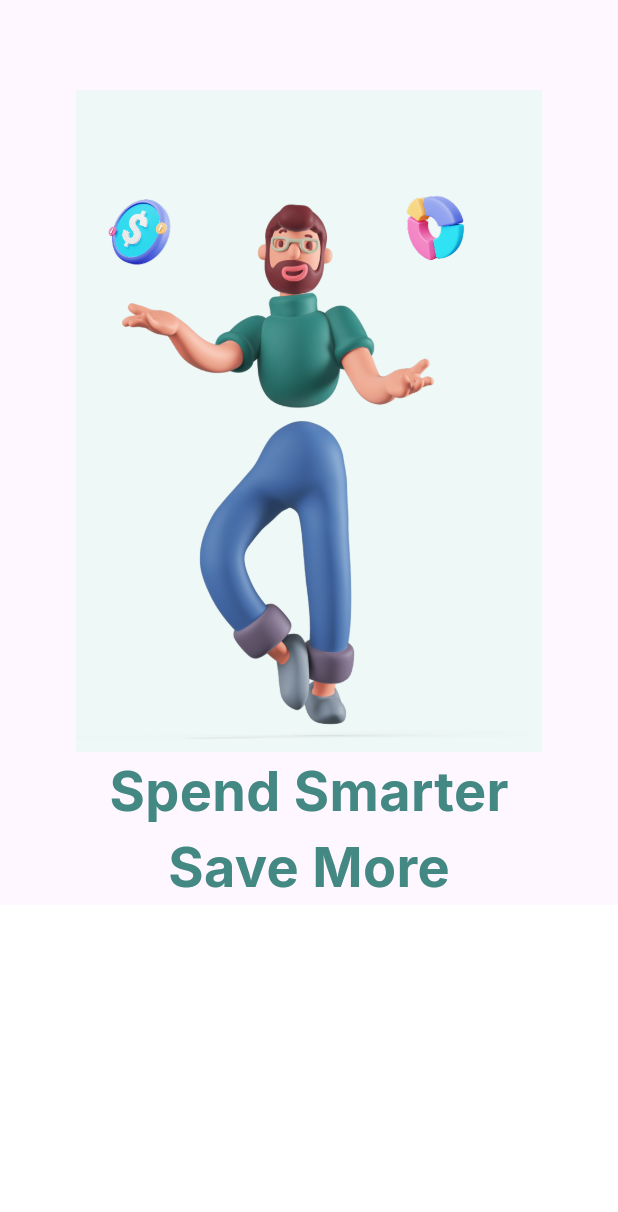
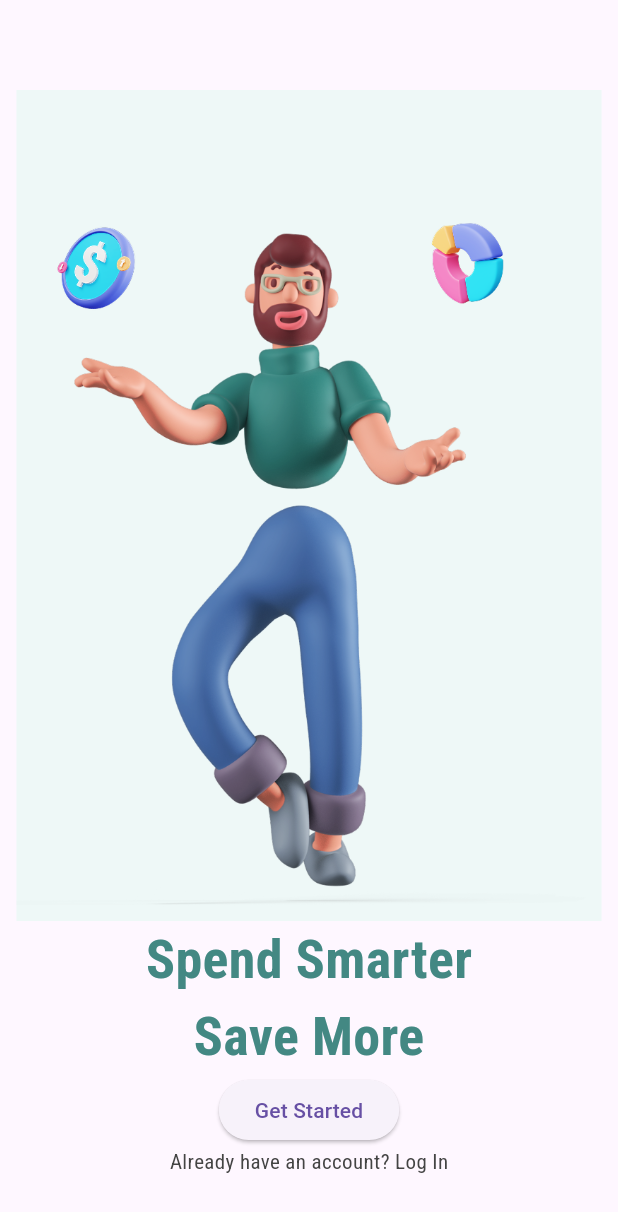
Before and after one commit to Gabrielkk-prog/financial_app_mobile, a Flutter app: the OnboardingPage screen opened directly, on a phone screen of 412 x 824 dp. Shown: the top 1212 px of the screen. Run offline on Flutter 3.47's test engine with Material 3 defaults, Android fonts, the phone set to English and light mode, and no system bars; our stand-ins replace device_preview.

Commit message:
day 4 on develop

```diff
--- /dev/null
+++ b/devtools_options.yaml
@@ -0,0 +1,3 @@
+description: This file stores settings for Dart & Flutter DevTools.
+documentation: https://docs.flutter.dev/tools/devtools/extensions#configure-extension-enablement-states
+extensions:
--- a/lib/commom/constants/app_colors.dart
+++ b/lib/commom/constants/app_colors.dart
@@ -1,10 +1,11 @@
 import 'package:flutter/material.dart';
 
-class AppColors {
+class AppColors {     // in this page we storage our colors to use in the app
   AppColors._();
 
    static const Color greenlightOne =  Color(0xFF63B5AF);
    static const Color greenlightTwo =  Color(0xFF438883);
    static const Color white = Color(0xFFFFFFFF);
    static const Color iceWhite = Color(0xFFEEF8F7);
+   static const Color grey = Color(0xFF444444);
 }
--- a/lib/commom/constants/app_text_styles.dart
+++ b/lib/commom/constants/app_text_styles.dart
@@ -3,11 +3,17 @@ import 'package:flutter/material.dart';
 class AppTextStyles {
   AppTextStyles._();
 
-   static const TextStyle mediumText = TextStyle (
+   static const TextStyle mediumText = TextStyle ( //
              fontFamily: 'inter',
              fontSize: 36.0,
              fontWeight: FontWeight.w700,
 
         );
+    static const TextStyle smallText = TextStyle (
+             fontFamily: 'inter',
+             fontSize: 14.0,
+             fontWeight: FontWeight.w500,
+
+        );
 
 }
--- a/lib/features/onboarding/onboarding.page.dart
+++ b/lib/features/onboarding/onboarding.page.dart
@@ -9,8 +9,9 @@ class OnboardingPage extends StatelessWidget {
 @override
 Widget build(BuildContext context) {
   return Scaffold(
-    body: Column(
-      children: [
+    body: Align(
+        child: Column(
+          children: [      // chlidren organize the widgets in a vertical layout by order of their appearance in the list
             const SizedBox(height: 60.0),
             Expanded(
               flex: 2,             // This container will take 2/3 of the available space
@@ -25,13 +26,17 @@ Widget build(BuildContext context) {
             ),
             Text ('Save More', style: AppTextStyles.mediumText.copyWith(
               color: AppColors.greenlightTwo,
-          )),
-          Expanded(
-            child: Container(
-              color: AppColors.white,
             ),
             ),
+            ElevatedButton(onPressed: (){}, child: Text ('Get Started'),
+            ),
+            Text ('Already have an account? Log In' , style: AppTextStyles.smallText.copyWith(
+              color: AppColors.grey,
+            ),
+            ),
+            const SizedBox(height: 40.0),
             ],
+        ),
       ),
     );
   }
--- a/lib/main.dart
+++ b/lib/main.dart
@@ -1,4 +1,5 @@
 import 'package:device_preview/device_preview.dart';
+import 'package:financial_app_project/features/onboarding/onboarding.page.dart';
 import 'package:flutter/foundation.dart';
 import 'package:flutter/material.dart';
 import 'features/Splash/splash_page.dart';
@@ -19,7 +20,7 @@ class MyApp extends StatelessWidget {
   @override
   Widget build(BuildContext context) {
     return const MaterialApp(
-      home: SplashPage(),
+      home: OnboardingPage(),       // in this palce you can turnout the page you want to see
     );
   }
 }
```
Also changed, not shown: pubspec.yaml (+5 -4 lines). Lines whose indentation alone changed are shown as unchanged.
